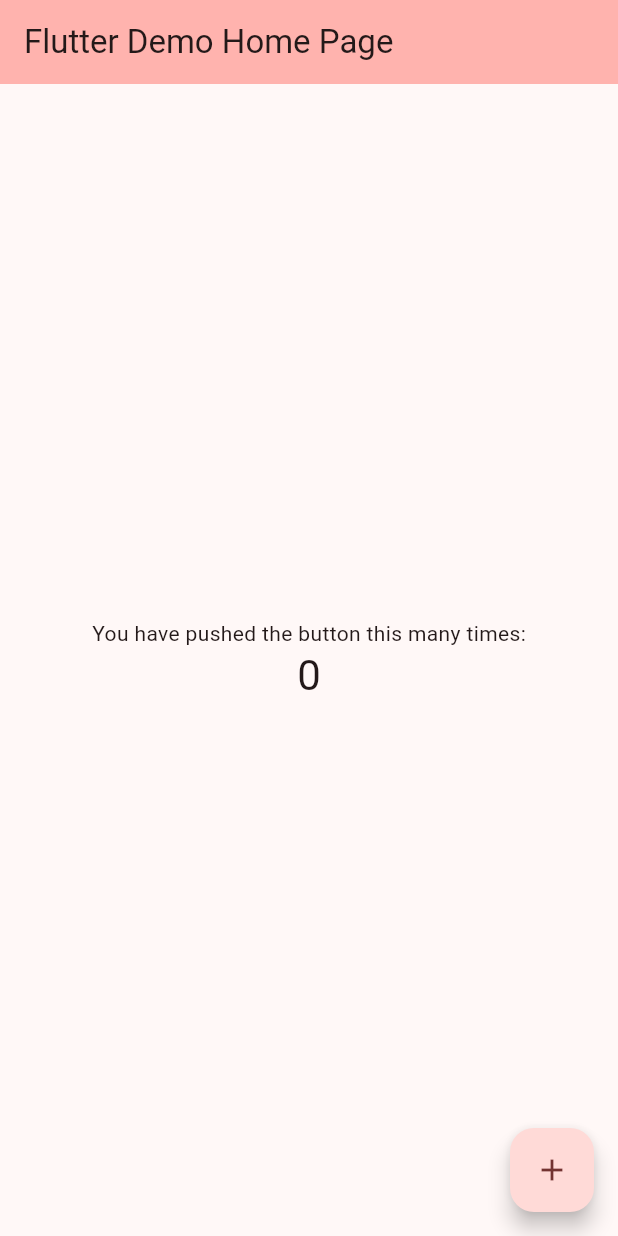
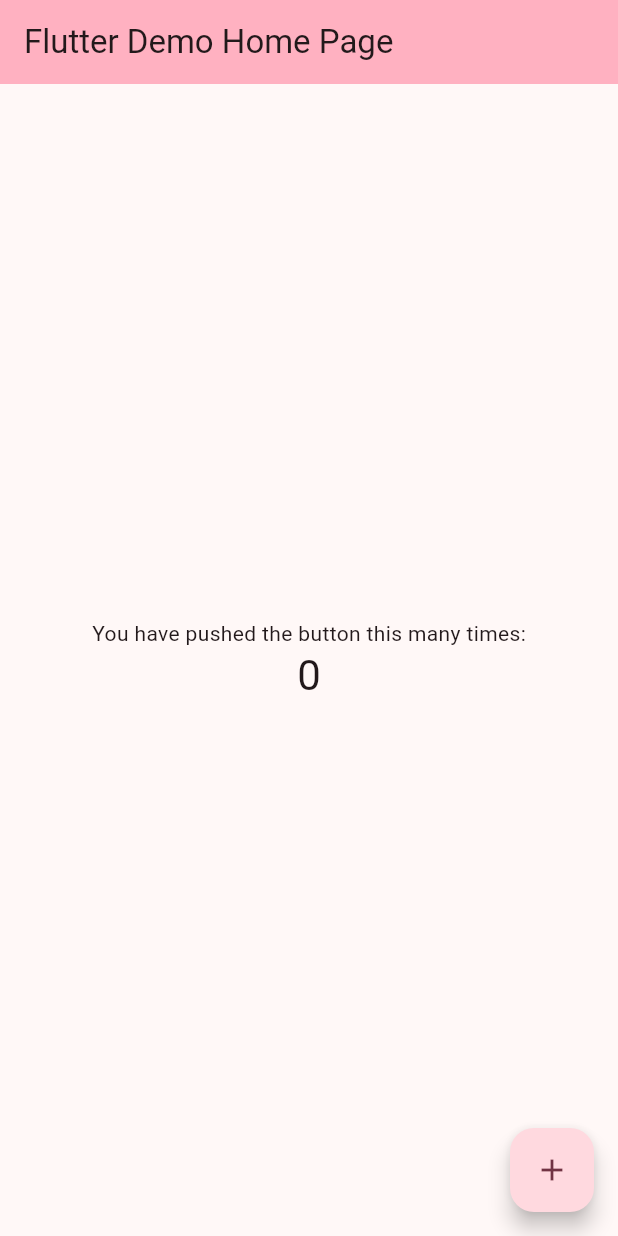
Before and after one commit to eutiagomarques/imc_calculator, a Flutter app: the screen it shows after launch, on a phone screen of 412 x 824 dp. Run offline on Flutter 3.47's test engine with Material 3 defaults, Android fonts, the phone set to English and light mode, and no system bars.

Commit message:
test conection

```diff
--- a/lib/main.dart
+++ b/lib/main.dart
@@ -28,7 +28,7 @@ class MyApp extends StatelessWidget {
         //
         // This works for code too, not just values: Most code changes can be
         // tested with just a hot reload.
-        colorScheme: ColorScheme.fromSeed(seedColor: Colors.redAccent),
+        colorScheme: ColorScheme.fromSeed(seedColor: Colors.pinkAccent),
         useMaterial3: true,
       ),
       home: const MyHomePage(title: 'Flutter Demo Home Page'),
```
